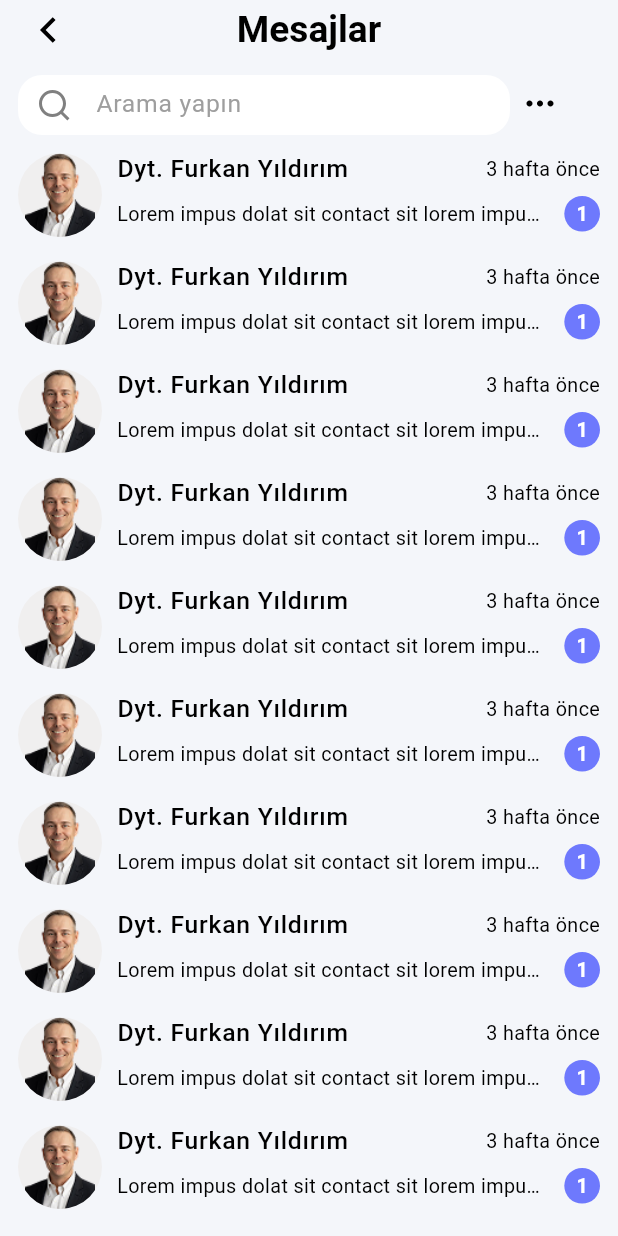
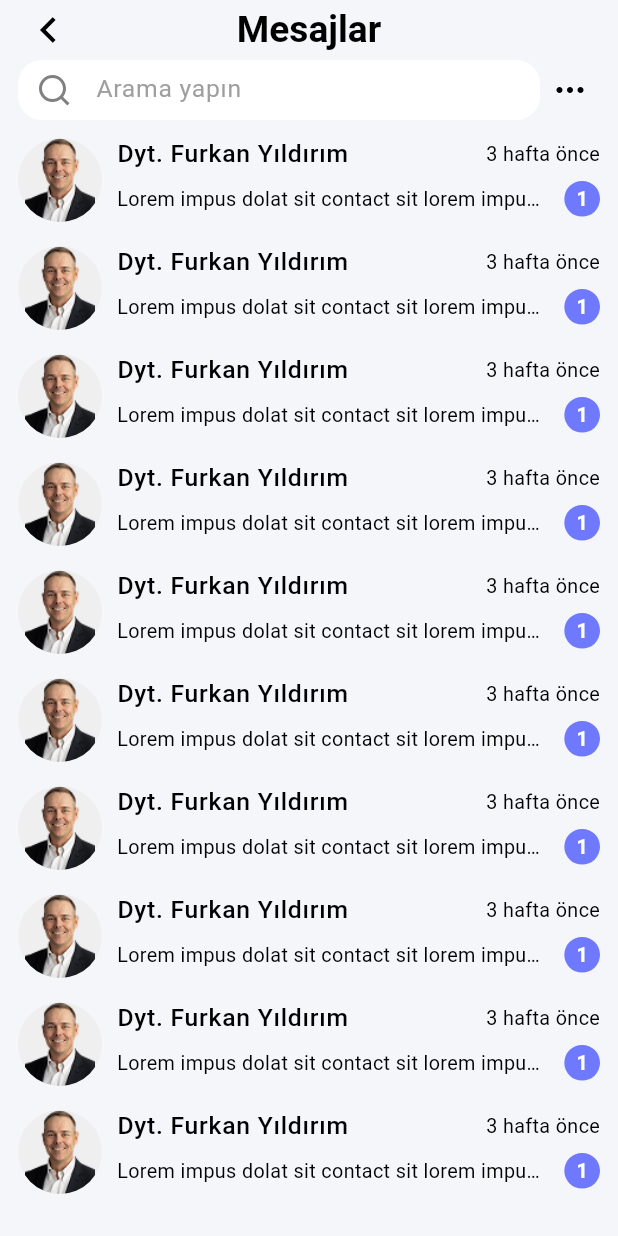
Before and after one commit to codriot/zenofit-mobile, a Flutter app: the ChatView screen opened by its route, on a phone screen of 412 x 824 dp. Run offline on Flutter 3.47's test engine with Material 3 defaults, Android fonts, the phone set to English and light mode, and no system bars; our stand-ins replace dio, firebase_auth, firebase_core, flutter_dotenv, flutter_svg, get and 3 more; missing offline and left inert: kartal; accounts and stored records are empty; statements that could not run were skipped.

Commit message:
addwaterview ekranı başarılı(shadow kaldırıldı, bardak ikonunun altındaki alan kaldırıldı , ekran tıklanması ile klawye kapama koyuldu, virgülden sonra 2 hane yapıldı alınan su texti; chatView (searchbar konumu ve iç düzenlemeleri yapıldı , width değeri ayarlandı. search kısmı ayarlandı, ekran geneline unfocus ayarlandı. ChomeStatusBar Değiştirildi) ; chatdetailview (send button konumu düzenlendi, moreover ikonu responsive değil düzenlendi,ChomeStatusBar Değiştirildi) ; complainview başarılı (ChomeStatusBar Değiştirildi) ; appbarteması eklendi statusbar için!.

```diff
--- a/lib/controller/home/chat/chat_view_controller.dart
+++ b/lib/controller/home/chat/chat_view_controller.dart
@@ -1,50 +1,81 @@
 import 'package:diet_app_mobile/model/chat/chat_model.dart';
 import 'package:diet_app_mobile/model/chat/message_model.dart';
+import 'package:flutter/material.dart' show TextEditingController;
 import 'package:flutter/widgets.dart' show ScrollNotification;
 import 'package:get/state_manager.dart';
 
 class ChatViewController extends GetxController {
-  var items = <ChatModel>[].obs; // Observable liste
-  var isMenuOpen = false.obs; // Menü durumunu tutacak
+  var items = <ChatModel>[].obs; // Filtrelenmiş liste
+  var allItems = <ChatModel>[].obs;  // Tüm liste
+  var isMenuOpen = false.obs;
   var activeFilterIndex = 0.obs;
-  var isLoading = false.obs; // Loading durumu
-  var hasMoreItems = true.obs; // Daha fazla öğe var mı?
+  var isLoading = false.obs;
+  var hasMoreItems = true.obs;
+  final searchController = TextEditingController();
+  var searchText = ''.obs;
+
+  var isSearchActive = false.obs;
 
   @override
   void onInit() {
     super.onInit();
-    loadInitialItems(); // Başlangıçta öğeleri yükle
+    loadInitialItems();
+  }
+
+  @override
+  void onClose() {
+    searchController.dispose();
+    super.onClose();
+  }
+
+  void filterItems() {
+    final query = searchText.value;
+
+    if (query.isEmpty) {
+      items.assignAll(allItems);
+    } else {
+      final filtered = allItems.where((chat) {
+        final fullName = "${chat.name} ${chat.surName}".toLowerCase();
+        return fullName.contains(query);
+      }).toList();
+
+      items.assignAll(filtered);
+    }
+  }
+
+  void searchChats(String query) {
+    searchController.text = query;
+    searchText.value = query.toLowerCase();
   }
 
   void loadInitialItems() {
-    items.addAll(
-      List.generate(
+    final initialData = List.generate(
       10,
       (index) {
         return ChatModel(
           imageUrl: "person",
-            lastChat:
-                "Lorem impus dolat sit contact sit lorem impus dolar sit teacht contact.",
+          lastChat: "Lorem impus dolat sit contact sit lorem impus dolar sit teacht contact.",
           name: "Furkan",
           surName: "Yıldırım",
-            isOnline: index % 4 == 0 ? true : false,
+          isOnline: index % 4 == 0,
           unReadMessageCount: 1,
           messages: List.generate(
             10,
-              (index) => MessageModel(
-                sender: index % 2 == 0 ? "Furkan Yıldırım" : "Sen",
+            (i) => MessageModel(
+              sender: i % 2 == 0 ? "Furkan Yıldırım" : "Sen",
               imageUrl: "person",
               name: "Furkan",
               surName: "Yıldırım",
               time: "2025-04-11 13:45:00.000",
-                message:
-                    "Lorem impus dolat sit contact sit lorem impus dolar sit teacht contact.",
+              message: "Lorem impus dolat sit contact sit lorem impus dolar sit teacht contact.",
             ),
           ),
         );
       },
-      ),
     );
+
+    allItems.assignAll(initialData);
+    items.assignAll(initialData);
   }
 
   void toggleMenuOpen() {
@@ -52,84 +83,66 @@ class ChatViewController extends GetxController {
   }
 
   void toggleFilter(int index) {
-    if (activeFilterIndex.value == index) {
-      activeFilterIndex.value = -1; // Aynı butona tıklanırsa aktifliği kaldır
-    } else {
-      activeFilterIndex.value = index; // Aktif filtreyi değiştir
-    }
+    activeFilterIndex.value = activeFilterIndex.value == index ? -1 : index;
   }
 
   bool onNotification(ScrollNotification scrollInfo) {
     if (!isLoading.value &&
         scrollInfo.metrics.pixels == scrollInfo.metrics.maxScrollExtent) {
-      loadMoreItems(); // Daha fazla öğe yükle
+      loadMoreItems();
     }
     return true;
   }
 
   void loadMoreItems() async {
-    if (isLoading.value || !hasMoreItems.value)
-      return; // Zaten yükleniyorsa veya daha fazla öğe yoksa çık
+    if (isLoading.value || !hasMoreItems.value) return;
 
-    isLoading.value = true; // Loading durumunu başlat
-
-    // Simüle edilmiş bir yükleme süresi
+    isLoading.value = true;
     await Future.delayed(Duration(seconds: 2));
 
-    // Daha fazla öğe ekle
     if (items.length < 100) {
-      // Toplamda 100 öğe var
-      items.addAll(
-        List.generate(
+      final moreItems = List.generate(
         10,
         (index) => ChatModel(
           imageUrl: "person",
-            lastChat:
-                "Lorem impus dolat sit contact sit lorem impus dolar sit teacht contact.",
+          lastChat: "Lorem impus dolat sit contact sit lorem impus dolar sit teacht contact.",
           name: "Furkan",
           surName: "Yıldırım",
-            isOnline: index % 4 == 0 ? true : false,
+          isOnline: index % 4 == 0,
           unReadMessageCount: 1,
           messages: List.generate(
             10,
-              (index) => MessageModel(
+            (i) => MessageModel(
               sender: "Furkan Yıldırım",
               imageUrl: "person",
               name: "Furkan",
               surName: "Yıldırım",
               time: "2025-04-11 13:45:00.000",
-                message:
-                    "Lorem impus dolat sit contact sit lorem impus dolar sit teacht contact.",
-              ),
+              message: "Lorem impus dolat sit contact sit lorem impus dolar sit teacht contact.",
             ),
           ),
         ),
       );
+
+      allItems.addAll(moreItems);
+      filterItems(); // Arama varsa filtreleyerek ekle
     } else {
-      hasMoreItems.value = false; // Daha fazla öğe yok
+      hasMoreItems.value = false;
     }
 
-    isLoading.value = false; // Loading durumunu bitir
+    isLoading.value = false;
   }
 
   String timeAgo(String timeString) {
-    DateTime messageTime = DateTime.parse(timeString);
-    Duration difference = DateTime.now().difference(messageTime);
+    final messageTime = DateTime.parse(timeString);
+    final difference = DateTime.now().difference(messageTime);
 
-    if (difference.inSeconds < 60) {
-      return "az önce";
-    } else if (difference.inMinutes < 60) {
-      return "${difference.inMinutes} dk önce";
-    } else if (difference.inHours < 24) {
-      return "${difference.inHours} saat önce";
-    } else if (difference.inDays < 7) {
-      return "${difference.inDays} gün önce";
-    } else if (difference.inDays < 30) {
-      return "${(difference.inDays / 7).floor()} hafta önce";
-    } else if (difference.inDays < 365) {
-      return "${(difference.inDays / 30).floor()} ay önce";
-    } else {
+    if (difference.inSeconds < 60) return "az önce";
+    if (difference.inMinutes < 60) return "${difference.inMinutes} dk önce";
+    if (difference.inHours < 24) return "${difference.inHours} saat önce";
+    if (difference.inDays < 7) return "${difference.inDays} gün önce";
+    if (difference.inDays < 30) return "${(difference.inDays / 7).floor()} hafta önce";
+    if (difference.inDays < 365) return "${(difference.inDays / 30).floor()} ay önce";
     return "${(difference.inDays / 365).floor()} yıl önce";
   }
 }
-}
--- a/lib/product/widgets/general/custom_text_field.dart
+++ b/lib/product/widgets/general/custom_text_field.dart
@@ -13,11 +13,15 @@ class CustomTextField extends StatelessWidget {
   final String? Function(String?)? validator;
   final void Function(String?)? onSaved;
   final void Function(String?)? onSubmit;
+  final void Function(String?)? onChange;
   final bool showSearchIcon;
   final EdgeInsets? padding;
   final double height; // Yükseklik parametresi
+  final double? width; // Yükseklik parametresi
+  final Widget? suffix; // Yükseklik parametresi
 
   const CustomTextField({
+    this.width,
     super.key,
     required this.hintText,
     required this.controller,
@@ -26,7 +30,7 @@ class CustomTextField extends StatelessWidget {
     this.onSubmit,
     this.showSearchIcon = false,
     this.padding,
-    this.height = 48, // Varsayılan yükseklik
+    this.height = 48, this.onChange, this.suffix, // Varsayılan yükseklik
   });
 
   @override
@@ -34,6 +38,7 @@ class CustomTextField extends StatelessWidget {
     return Container(
       margin: padding ?? const EdgeInsets.only(top: 10.0),
       height: height, // Yükseklik ayarı
+      width: width,
       decoration: BoxDecoration(
         color: Colors.white, // Arka plan rengi
         borderRadius: BorderRadius.circular(16), // Kenar yuvarlama
@@ -60,8 +65,10 @@ class CustomTextField extends StatelessWidget {
             vertical: 10, // İçerik üst ve alt boşluğu
             horizontal: 20, // İçerik sağ ve sol boşluğu
           ),
+          suffix: suffix,
           hintStyle: const TextStyle(color: Colors.grey), // Hint metin rengi
         ),
+        onChanged: onChange,
         validator: validator,
         onSaved: onSaved,
         onFieldSubmitted: onSubmit,
--- a/lib/views/basic/login/login_view.dart
+++ b/lib/views/basic/login/login_view.dart
@@ -2,7 +2,6 @@ import 'package:diet_app_mobile/API/services/auth/auth_service.dart';
 import 'package:diet_app_mobile/controller/auth/login_controller.dart';
 import 'package:diet_app_mobile/product/navigator/navigate_route_items.dart';
 import 'package:diet_app_mobile/product/navigator/navigator_controller.dart';
-import 'package:diet_app_mobile/product/services/chrome_status_bar_service.dart';
 import 'package:diet_app_mobile/product/services/icon_and_image_services.dart';
 import 'package:diet_app_mobile/product/utils/app_utils/app_general.dart';
 import 'package:diet_app_mobile/product/utils/app_utils/app_spaces..dart';
@@ -21,7 +20,6 @@ class LoginView extends GetView<LoginController> {
 
   @override
   Widget build(BuildContext context) {
-    ChromeStatusBarService.setDarkStatusBar();
     return Scaffold(
       body: SafeArea(
         child: GestureDetector(
--- a/lib/views/basic/splash/splash_view.dart
+++ b/lib/views/basic/splash/splash_view.dart
@@ -1,6 +1,5 @@
 import 'package:diet_app_mobile/product/navigator/navigate_route_items.dart';
 import 'package:diet_app_mobile/product/navigator/navigator_controller.dart';
-import 'package:diet_app_mobile/product/services/chrome_status_bar_service.dart';
 import 'package:diet_app_mobile/product/services/icon_and_image_services.dart';
 import 'package:diet_app_mobile/product/utils/app_utils/app_general.dart';
 import 'package:diet_app_mobile/product/utils/app_utils/const_utils/app_colors.dart';
@@ -14,7 +13,6 @@ class SplashView extends StatelessWidget {
 
   @override
   Widget build(BuildContext context) {
-    ChromeStatusBarService.setDarkStatusBar();
     return Scaffold(
       floatingActionButton: Padding(
         padding: AppPadding.instance.horizontalMedium,
--- a/lib/views/dietition/dietition_complain_view.dart
+++ b/lib/views/dietition/dietition_complain_view.dart
@@ -1,6 +1,5 @@
 import 'package:diet_app_mobile/product/navigator/navigate_route_items.dart';
 import 'package:diet_app_mobile/product/navigator/navigator_controller.dart';
-import 'package:diet_app_mobile/product/services/chrome_status_bar_service.dart';
 import 'package:diet_app_mobile/product/services/icon_and_image_services.dart';
 import 'package:diet_app_mobile/product/utils/app_utils/app_general.dart';
 import 'package:diet_app_mobile/product/utils/app_utils/app_spaces..dart';
@@ -15,8 +14,6 @@ class DietitionComplainView extends StatelessWidget {
 
   @override
   Widget build(BuildContext context) {
-    ChromeStatusBarService.setDarkStatusBar();
-
     return Scaffold(
       backgroundColor: AppColor.whiteSolid.getColor(),
       appBar: AppBar(
--- a/lib/views/home/add_water_view.dart
+++ b/lib/views/home/add_water_view.dart
@@ -1,6 +1,5 @@
 import 'package:diet_app_mobile/controller/home/water/add_water_controller.dart';
 import 'package:diet_app_mobile/product/navigator/navigator_controller.dart';
-import 'package:diet_app_mobile/product/services/chrome_status_bar_service.dart';
 import 'package:diet_app_mobile/product/services/icon_and_image_services.dart';
 import 'package:diet_app_mobile/product/utils/app_utils/app_general.dart';
 import 'package:diet_app_mobile/product/utils/app_utils/app_spaces..dart';
@@ -17,7 +16,6 @@ class AddWaterView extends GetView<AddWaterController> {
 
   @override
   Widget build(BuildContext context) {
-    ChromeStatusBarService.setDarkStatusBar();
     return Scaffold(
       backgroundColor: AppColor.whiteSolid.getColor(),
       body: SafeArea(
--- a/lib/views/home/chat_detail_view.dart
+++ b/lib/views/home/chat_detail_view.dart
@@ -1,7 +1,6 @@
 import 'package:diet_app_mobile/controller/home/chat/chat_detail_controller.dart';
 import 'package:diet_app_mobile/product/navigator/navigate_route_items.dart';
 import 'package:diet_app_mobile/product/navigator/navigator_controller.dart';
-import 'package:diet_app_mobile/product/services/chrome_status_bar_service.dart';
 import 'package:diet_app_mobile/product/services/icon_and_image_services.dart';
 import 'package:diet_app_mobile/product/utils/app_utils/app_general.dart';
 import 'package:diet_app_mobile/product/utils/app_utils/app_spaces..dart';
@@ -25,7 +24,6 @@ class ChatDetailView extends StatelessWidget {
 
   @override
   Widget build(BuildContext context) {
-    ChromeStatusBarService.setDarkStatusBar();
     return Scaffold(
       body: SafeArea(
         child: Stack(
@@ -42,7 +40,7 @@ class ChatDetailView extends StatelessWidget {
           ],
         ),
       ),
-      floatingActionButtonLocation: FloatingActionButtonLocation.centerDocked,
+      floatingActionButtonLocation: FloatingActionButtonLocation.centerFloat,
       floatingActionButton: _buildFloatActionButton(context),
     );
   }
@@ -57,7 +55,7 @@ class ChatDetailView extends StatelessWidget {
           curve: Curves.easeInOut,
           child: Container(
             width: Get.width * 0.4,
-            height: controller.isMenuOpen.value ? Get.height * 0.18 : 0,
+            height: controller.isMenuOpen.value ? Get.height * 0.2 : 0,
             decoration: BoxDecoration(
               color: AppColor.black.getColor().withAlpha(200),
               borderRadius: AppRadius.instance.normalBorderRadius,
--- a/lib/views/home/chat_view.dart
+++ b/lib/views/home/chat_view.dart
@@ -2,7 +2,6 @@ import 'package:diet_app_mobile/controller/home/chat/chat_view_controller.dart'
     show ChatViewController;
 import 'package:diet_app_mobile/product/navigator/navigate_route_items.dart';
 import 'package:diet_app_mobile/product/navigator/navigator_controller.dart';
-import 'package:diet_app_mobile/product/services/chrome_status_bar_service.dart';
 import 'package:diet_app_mobile/product/services/icon_and_image_services.dart';
 import 'package:diet_app_mobile/product/utils/app_utils/app_general.dart';
 import 'package:diet_app_mobile/product/utils/app_utils/app_spaces..dart';
@@ -23,10 +22,13 @@ class ChatView extends StatelessWidget {
 
   @override
   Widget build(BuildContext context) {
-    ChromeStatusBarService.setDarkStatusBar();
     return Scaffold(
       backgroundColor: AppColor.whiteSolid.getColor(),
-      body: Stack(
+      body: GestureDetector(
+        onTap: () {
+          FocusScope.of(context).unfocus();
+        },
+        child: Stack(
           children: [
             Padding(
               padding: AppPadding.instance.horizontalNormal,
@@ -49,6 +51,7 @@ class ChatView extends StatelessWidget {
             _buildPageRecommendedFilter(context),
           ],
         ),
+      ),
     );
   }
 
@@ -66,8 +69,8 @@ class ChatView extends StatelessWidget {
       padding: AppPadding.instance.bottomNormal,
       child: InkWell(
         onTap: () {
-          NavigatorController.instance
-              .pushToPage(NavigateRoutesItems.chatDetail,
+          NavigatorController.instance.pushToPage(
+              NavigateRoutesItems.chatDetail,
               arguments: controller.items[index].messages);
         },
         child: SizedBox(
@@ -292,11 +295,12 @@ class ChatView extends StatelessWidget {
   Widget _buildSearchBar() {
     return Row(
       children: [
-        Expanded(
-          child: CustomTextField(
+        CustomTextField(
+          width: Get.width - 40 - (AppSizes.instance.normalValue * 2),
           hintText: "Arama yapın",
-            controller: TextEditingController(),
+          controller: controller.searchController,
           showSearchIcon: true,
+          padding: EdgeInsets.zero,
           height: 40,
           validator: (value) {
             if (value == null || value.isEmpty) {
@@ -304,17 +308,16 @@ class ChatView extends StatelessWidget {
             }
             return null;
           },
-            onSaved: (value) {
-              // Değer kaydedildiğinde yapılacak işlemler
+          onChange: (query) {
+            controller.searchChats(query ?? "");
+            controller.filterItems();
           },
           onSubmit: (value) {
-              // Metin alanında "enter" tuşuna basıldığında yapılacak işlemler
+            FocusScope.of(Get.context!)
+                .unfocus(); // Enter'a basınca klavyeyi kapat
           },
         ),
-        ),
-        Padding(
-          padding: const EdgeInsets.only(right: 20, top: 8),
-          child: CustomElevatedButton(
+        CustomElevatedButton(
           backgroundColor: AppColor.transparent.getColor(),
           elevation: 0,
           shape:
@@ -328,7 +331,6 @@ class ChatView extends StatelessWidget {
             controller.toggleMenuOpen();
           },
         ),
-        ),
       ],
     );
   }
--- a/lib/views/home/meal_add_detail_view.dart
+++ b/lib/views/home/meal_add_detail_view.dart
@@ -1,7 +1,6 @@
 import 'package:diet_app_mobile/controller/home/meal/meal_add_detail_controller.dart';
 import 'package:diet_app_mobile/product/navigator/navigate_route_items.dart';
 import 'package:diet_app_mobile/product/navigator/navigator_controller.dart';
-import 'package:diet_app_mobile/product/services/chrome_status_bar_service.dart';
 import 'package:diet_app_mobile/product/services/icon_and_image_services.dart';
 import 'package:diet_app_mobile/product/utils/app_utils/app_general.dart';
 import 'package:diet_app_mobile/product/utils/app_utils/app_spaces..dart';
@@ -19,7 +18,6 @@ class MealAddDetailView extends GetView<MealAddDetailController> {
 
   @override
   Widget build(BuildContext context) {
-    ChromeStatusBarService.setDarkStatusBar();
     return Scaffold(
       backgroundColor: AppColor.whiteSolid.getColor(),
       body: SafeArea(
--- a/lib/views/home/meal_add_filter_search_detail_view.dart
+++ b/lib/views/home/meal_add_filter_search_detail_view.dart
@@ -1,6 +1,5 @@
 import 'package:diet_app_mobile/controller/home/meal/meal_add_filter_search_detail_controller.dart';
 import 'package:diet_app_mobile/product/navigator/navigator_controller.dart';
-import 'package:diet_app_mobile/product/services/chrome_status_bar_service.dart';
 import 'package:diet_app_mobile/product/utils/app_utils/app_general.dart';
 import 'package:diet_app_mobile/product/utils/app_utils/app_spaces..dart';
 import 'package:diet_app_mobile/product/utils/app_utils/const_utils/app_colors.dart';
@@ -15,7 +14,6 @@ class MealAddFilterSearchDetailView
 
   @override
   Widget build(BuildContext context) {
-    ChromeStatusBarService.setDarkStatusBar();
     return Scaffold(
       backgroundColor: AppColor.whiteSolid.getColor(),
       body: SafeArea(
--- a/lib/views/home/meal_add_view.dart
+++ b/lib/views/home/meal_add_view.dart
@@ -2,7 +2,6 @@ import 'package:diet_app_mobile/controller/home/meal/meal_add_controller.dart';
 import 'package:diet_app_mobile/model/home/meal_model.dart';
 import 'package:diet_app_mobile/product/navigator/navigate_route_items.dart';
 import 'package:diet_app_mobile/product/navigator/navigator_controller.dart';
-import 'package:diet_app_mobile/product/services/chrome_status_bar_service.dart';
 import 'package:diet_app_mobile/product/services/icon_and_image_services.dart';
 import 'package:diet_app_mobile/product/utils/app_utils/app_general.dart';
 import 'package:diet_app_mobile/product/utils/app_utils/app_spaces..dart';
@@ -19,7 +18,6 @@ class MealAddView extends GetView<MealAddController> {
 
 @override
   Widget build(BuildContext context) {
-    ChromeStatusBarService.setDarkStatusBar();
     return Scaffold(
       backgroundColor: AppColor.whiteSolid.getColor(),
       body: CustomScrollView(
```
Also changed, not shown: lib/product/utils/app_utils/app_theme.dart (+10 -0 lines), 4 other files. Lines whose indentation alone changed are shown as unchanged.
